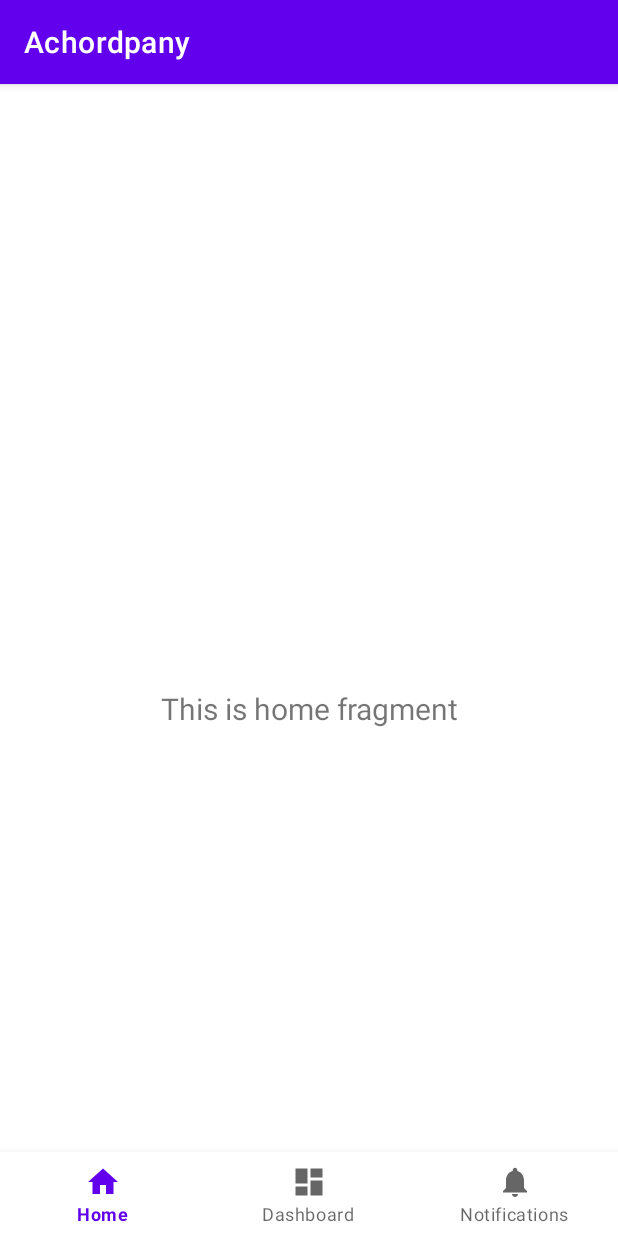
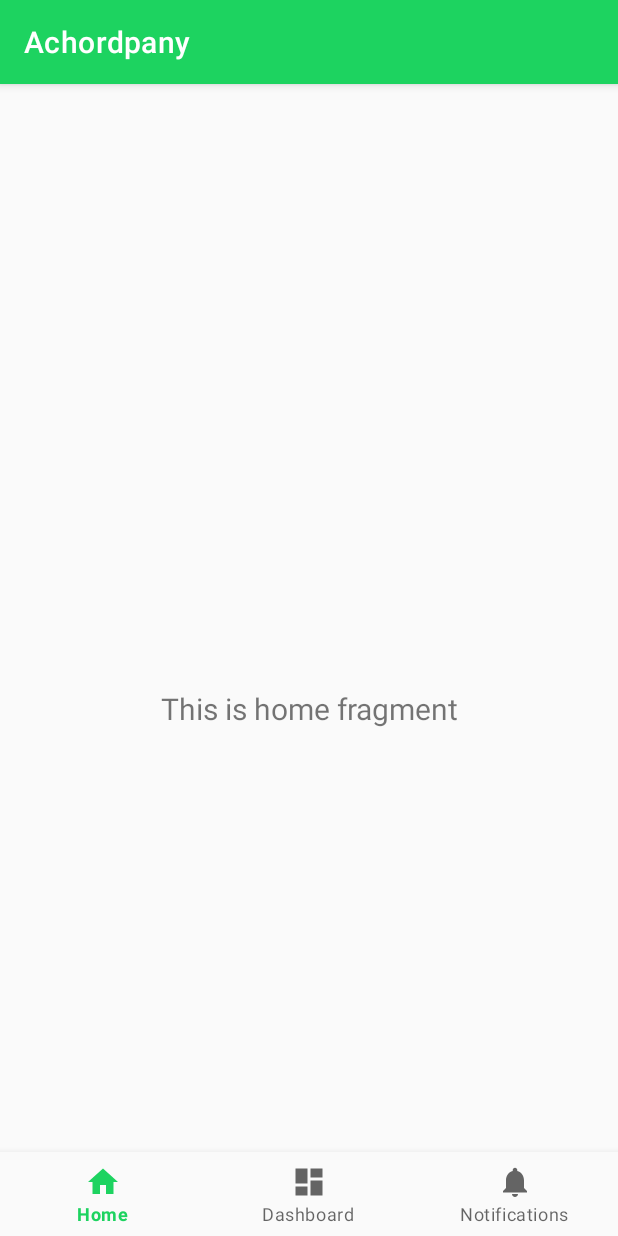
Before and after one commit to yeshzai/Software_Engineering-Achordpany, an Android app: the screen it shows after launch (MainActivity), on a phone screen of 412 x 824 dp. Run offline under Robolectric (Android 15) with nearby library versions, the phone set to English and light mode, and no system bars; our stand-ins replace navigation-ui; 3 statements that could not run were skipped.

Commit message:
Added project color palette

```diff
--- a/app/src/main/res/values-night/themes.xml
+++ b/app/src/main/res/values-night/themes.xml
@@ -1,14 +1,16 @@
 <resources xmlns:tools="http://schemas.android.com/tools">
     <!-- Base application theme. -->
     <style name="Theme.Achordpany" parent="Theme.MaterialComponents.DayNight.DarkActionBar">
+        <!-- Window Background -->
+        <item name="android:windowBackground">@color/background_dark</item>
         <!-- Primary brand color. -->
-        <item name="colorPrimary">@color/purple_200</item>
-        <item name="colorPrimaryVariant">@color/purple_700</item>
-        <item name="colorOnPrimary">@color/black</item>
+        <item name="colorPrimary">@color/dark_green</item>
+        <item name="colorPrimaryVariant">@color/dark_green_700</item>
+        <item name="colorOnPrimary">@color/text_light</item>
         <!-- Secondary brand color. -->
-        <item name="colorSecondary">@color/teal_200</item>
-        <item name="colorSecondaryVariant">@color/teal_200</item>
-        <item name="colorOnSecondary">@color/black</item>
+        <item name="colorSecondary">@color/light_green_200</item>
+        <item name="colorSecondaryVariant">@color/light_green_200</item>
+        <item name="colorOnSecondary">@color/text_light</item>
         <!-- Status bar color. -->
         <item name="android:statusBarColor">?attr/colorPrimaryVariant</item>
         <!-- Customize your theme here. -->
--- a/app/src/main/res/values/colors.xml
+++ b/app/src/main/res/values/colors.xml
@@ -1,10 +1,28 @@
 <?xml version="1.0" encoding="utf-8"?>
 <resources>
-    <color name="purple_200">#FFBB86FC</color>
-    <color name="purple_500">#FF6200EE</color>
-    <color name="purple_700">#FF3700B3</color>
-    <color name="teal_200">#FF03DAC5</color>
-    <color name="teal_700">#FF018786</color>
+    <!--
+        8-Character HEX Colors (#AARRGGBB)
+            AA = Alpha (Opacity)
+            RR = Red
+            GG = Green
+            BB = Blue
+
+            FF (255 in decimal) = 100% opacity (fully visible).
+            80 (128 in decimal) = 50% opacity (semi-transparent).
+            00 (0 in decimal) = 0% opacity (fully transparent).
+    -->
+    <color name="background_light">#FFFAFAFA</color>
+    <color name="background_dark">#FF121212</color>
+    <color name="text_light">#FFFAFAFA</color>
+    <color name="text_dark">#FF121212</color>
+    <color name="dark_green">#FF00DB4D</color>
+    <color name="light_green">#FF1DD360</color>
+    <color name="light_green_200">#FFB9F9CF</color>
+    <color name="light_green_600">#FF11A849</color>
+    <color name="light_green_700">#FF11843C</color>
+    <color name="dark_green_200">#FFAEFFCB</color>
+    <color name="dark_green_600">#FF00C03F</color>
+    <color name="dark_green_700">#FF009635</color>
     <color name="black">#FF000000</color>
     <color name="white">#FFFFFFFF</color>
 </resources>
--- a/app/src/main/res/values/themes.xml
+++ b/app/src/main/res/values/themes.xml
@@ -1,14 +1,16 @@
 <resources xmlns:tools="http://schemas.android.com/tools">
     <!-- Base application theme. -->
     <style name="Theme.Achordpany" parent="Theme.MaterialComponents.DayNight.DarkActionBar">
+        <!-- Window Background -->
+        <item name="android:windowBackground">@color/background_light</item>
         <!-- Primary brand color. -->
-        <item name="colorPrimary">@color/purple_500</item>
-        <item name="colorPrimaryVariant">@color/purple_700</item>
-        <item name="colorOnPrimary">@color/white</item>
+        <item name="colorPrimary">@color/light_green</item>
+        <item name="colorPrimaryVariant">@color/light_green_700</item>
+        <item name="colorOnPrimary">@color/text_dark</item>
         <!-- Secondary brand color. -->
-        <item name="colorSecondary">@color/teal_200</item>
-        <item name="colorSecondaryVariant">@color/teal_700</item>
-        <item name="colorOnSecondary">@color/black</item>
+        <item name="colorSecondary">@color/dark_green_200</item>
+        <item name="colorSecondaryVariant">@color/dark_green_700</item>
+        <item name="colorOnSecondary">@color/text_dark</item>
         <!-- Status bar color. -->
         <item name="android:statusBarColor">?attr/colorPrimaryVariant</item>
         <!-- Customize your theme here. -->
```
